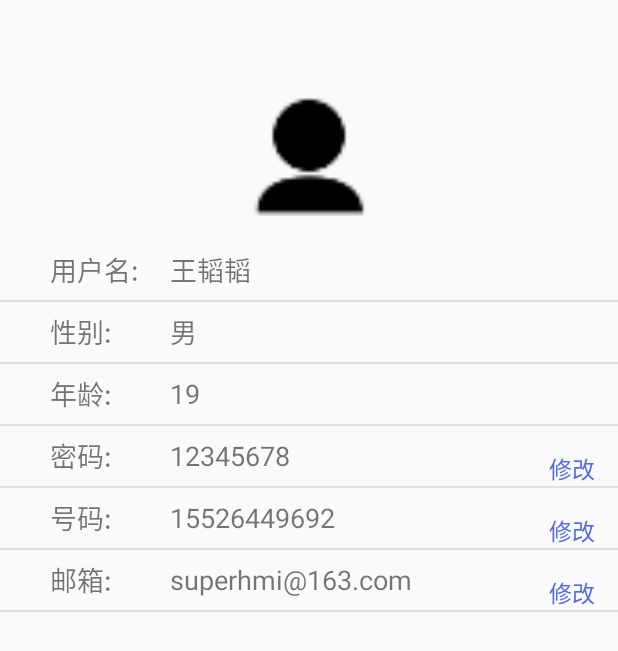
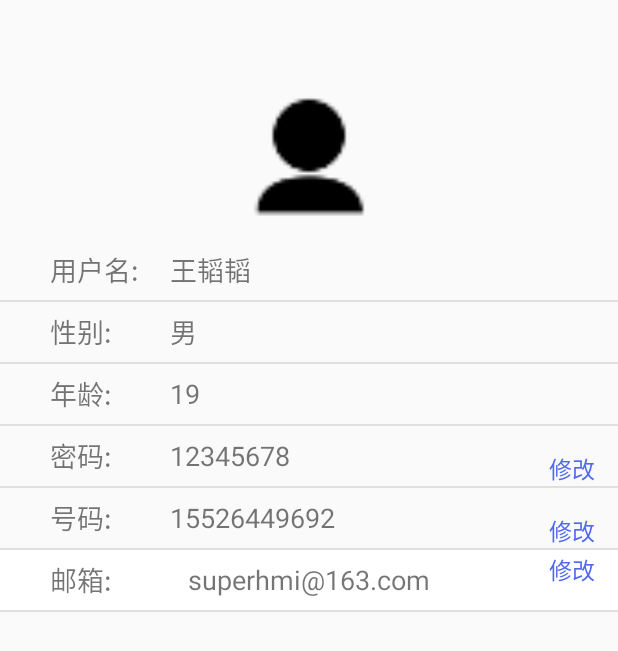
Before and after one commit to WangQi107/YiYi, an Android app: the layout activity_my_info.xml on its own in the app's theme, with its tools: preview values and no code run, on a phone screen of 412 x 824 dp. Shown: the top 651 px of the screen. Run offline under Robolectric (Android 15) with nearby library versions, the phone set to English and light mode, and no system bars.

Commit message:
小修改

```diff
--- a/app/src/main/res/layout/activity_my_info.xml
+++ b/app/src/main/res/layout/activity_my_info.xml
@@ -1,9 +1,9 @@
 <?xml version="1.0" encoding="utf-8"?>
-<LinearLayout
-    xmlns:android="http://schemas.android.com/apk/res/android"
+<LinearLayout xmlns:android="http://schemas.android.com/apk/res/android"
+    android:layout_width="match_parent"
     android:layout_height="match_parent"
-    android:layout_width="match_parent"
     android:orientation="vertical">
+
     <ImageView
         android:id="@+id/iv_header"
         android:layout_width="120dp"
@@ -25,6 +25,7 @@
             android:gravity="center_vertical"
             android:text="用户名:"
             android:textSize="18sp" />
+
         <TextView
             android:id="@+id/info_stuno"
             android:layout_width="wrap_content"
@@ -36,10 +37,12 @@
             android:text="王韬韬"
             android:textSize="18sp" />
     </RelativeLayout>
+
     <View
         android:layout_width="match_parent"
         android:layout_height="1dp"
         android:background="@color/main_view" />
+
     <RelativeLayout
         android:layout_width="match_parent"
         android:layout_height="wrap_content"
@@ -53,6 +56,7 @@
             android:gravity="center_vertical"
             android:text="性别:"
             android:textSize="18sp" />
+
         <TextView
             android:layout_width="wrap_content"
             android:layout_height="40dp"
@@ -63,10 +67,12 @@
             android:text="男"
             android:textSize="18sp" />
     </RelativeLayout>
+
     <View
         android:layout_width="match_parent"
         android:layout_height="1dp"
         android:background="@color/main_view" />
+
     <RelativeLayout
         android:layout_width="match_parent"
         android:layout_height="wrap_content"
@@ -80,6 +86,7 @@
             android:gravity="center_vertical"
             android:text="年龄:"
             android:textSize="18sp" />
+
         <TextView
             android:layout_width="wrap_content"
             android:layout_height="40dp"
@@ -90,10 +97,12 @@
             android:text="19"
             android:textSize="18sp" />
     </RelativeLayout>
+
     <View
         android:layout_width="match_parent"
         android:layout_height="1dp"
         android:background="@color/main_view" />
+
     <RelativeLayout
         android:layout_width="match_parent"
         android:layout_height="wrap_content"
@@ -107,6 +116,7 @@
             android:gravity="center_vertical"
             android:text="密码:"
             android:textSize="18sp" />
+
         <TextView
             android:id="@+id/info_pass"
             android:layout_width="wrap_content"
@@ -117,6 +127,7 @@
             android:gravity="center_vertical"
             android:text="12345678"
             android:textSize="18sp" />
+
         <TextView
             android:id="@+id/pass_update"
             android:layout_width="wrap_content"
@@ -128,10 +139,12 @@
             android:textColor="#5069EE"
             android:textSize="15sp" />
     </RelativeLayout>
+
     <View
         android:layout_width="match_parent"
         android:layout_height="1dp"
         android:background="@color/main_view" />
+
     <RelativeLayout
         android:layout_width="match_parent"
         android:layout_height="wrap_content"
@@ -145,6 +158,7 @@
             android:gravity="center_vertical"
             android:text="号码:"
             android:textSize="18sp" />
+
         <TextView
             android:id="@+id/info_phone"
             android:layout_width="wrap_content"
@@ -155,6 +169,7 @@
             android:gravity="center_vertical"
             android:text="15526449692"
             android:textSize="18sp" />
+
         <TextView
             android:id="@+id/phone_update"
             android:layout_width="wrap_content"
@@ -166,14 +181,16 @@
             android:textColor="#5069EE"
             android:textSize="15sp" />
     </RelativeLayout>
+
     <View
         android:layout_width="match_parent"
         android:layout_height="1dp"
         android:background="@color/main_view" />
+
     <RelativeLayout
         android:layout_width="match_parent"
         android:layout_height="wrap_content"
-        android:orientation="horizontal">
+        android:background="@color/white">
 
         <TextView
             android:layout_width="match_parent"
@@ -183,16 +200,15 @@
             android:gravity="center_vertical"
             android:text="邮箱:"
             android:textSize="18sp" />
+
         <TextView
             android:id="@+id/info_email"
             android:layout_width="wrap_content"
-            android:layout_height="40dp"
-            android:layout_alignParentStart="true"
-            android:layout_alignParentTop="true"
-            android:layout_marginStart="113dp"
-            android:gravity="center_vertical"
+            android:layout_height="wrap_content"
+            android:layout_centerInParent="true"
             android:text="superhmi@163.com"
             android:textSize="18sp" />
+
         <TextView
             android:id="@+id/email_update"
             android:layout_width="wrap_content"
@@ -204,6 +220,7 @@
             android:textColor="#5069EE"
             android:textSize="15sp" />
     </RelativeLayout>
+
     <View
         android:layout_width="match_parent"
         android:layout_height="1dp"
--- a/app/src/main/res/layout/fragment_translate.xml
+++ b/app/src/main/res/layout/fragment_translate.xml
@@ -84,10 +84,12 @@
         android:id="@+id/re_ed"
         android:layout_width="match_parent"
         android:layout_height="wrap_content"
-        android:layout_below="@+id/view">
+        android:layout_below="@+id/view"
+        android:background="@color/white">
 
         <EditText
             android:id="@+id/ed"
+            android:layout_marginRight="30dp"
             android:layout_width="match_parent"
             android:layout_height="200dp"
             android:background="@color/white"
```
